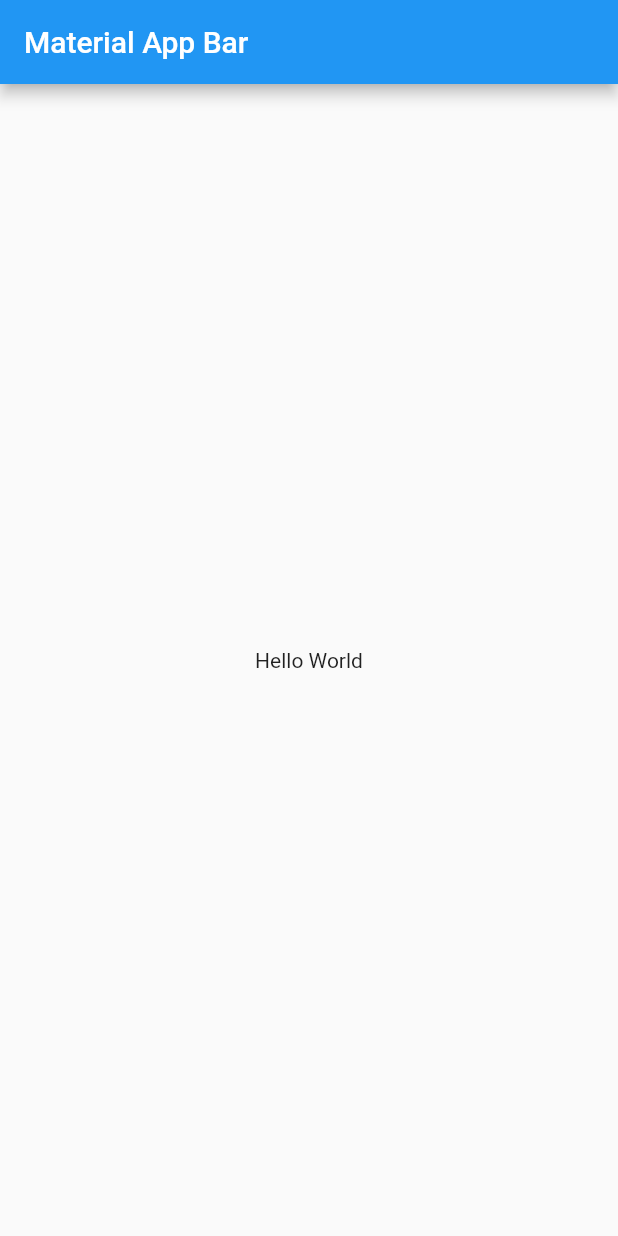
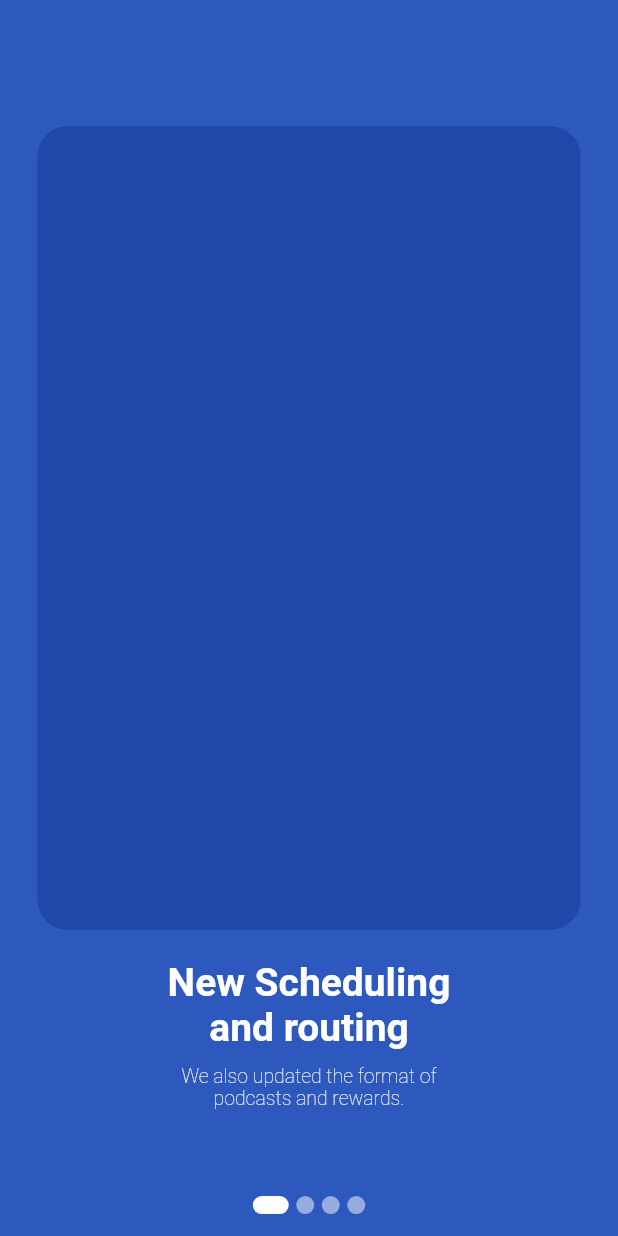
Before and after one commit to TecMasters420/flutter_schedule_app, a Flutter app: the screen it shows after launch, on a phone screen of 412 x 824 dp. Run offline on Flutter 3.47's test engine with Material 2 defaults, Android fonts, the phone set to English and light mode, and no system bars.

Commit message:
login information page

```diff
--- /dev/null
+++ b/lib/constants/constants.dart
@@ -0,0 +1,4 @@
+import 'dart:ui';
+
+const Color accent = Color(0xff2d58be);
+const Color tempAccent = Color.fromARGB(255, 31, 72, 168);
--- a/lib/main.dart
+++ b/lib/main.dart
@@ -1,4 +1,6 @@
 import 'package:flutter/material.dart';
+import 'package:schedule_app/screens/initial_information_page.dart';
+import 'package:schedule_app/screens/login_page.dart';
 
 void main() => runApp(const MyApp());
 
@@ -8,15 +10,13 @@ class MyApp extends StatelessWidget {
   @override
   Widget build(BuildContext context) {
     return MaterialApp(
-      title: 'Material App',
-      home: Scaffold(
-        appBar: AppBar(
-          title: const Text('Material App Bar'),
-        ),
-        body: const Center(
-          child: Text('Hello World'),
-        ),
-      ),
+      title: 'Schedule Manager',
+      debugShowCheckedModeBanner: false,
+      home: const InitialInformationPage(),
+      routes: {
+        'initialInformationPage': (context) => const InitialInformationPage(),
+        'loginPage': (context) => const LoginPage(),
+      },
     );
   }
 }
--- /dev/null
+++ b/lib/screens/initial_information_page.dart
@@ -0,0 +1,90 @@
+import 'package:flutter/material.dart';
+import 'package:schedule_app/constants/constants.dart';
+import 'package:schedule_app/utils/responsive_util.dart';
+import 'package:schedule_app/widgets/dot_indicator.dart';
+import 'package:schedule_app/widgets/join_button.dart';
+import 'package:schedule_app/widgets/login_page_information.dart';
+
+class InitialInformationPage extends StatefulWidget {
+  const InitialInformationPage({super.key});
+
+  @override
+  State<InitialInformationPage> createState() => _InitialInformationPageState();
+}
+
+class _InitialInformationPageState extends State<InitialInformationPage> {
+  static const int _elements = 4;
+
+  late final PageController _pageController;
+
+  int _currentPage = 0;
+  double _pageProgress = 0;
+
+  @override
+  void initState() {
+    _pageController = PageController(initialPage: _currentPage)
+      ..addListener(_pageListener);
+    super.initState();
+  }
+
+  void _pageListener() {
+    setState(() {
+      _currentPage = _pageController.page!.round();
+      _pageProgress = _pageController.page!;
+    });
+  }
+
+  @override
+  Widget build(BuildContext context) {
+    final ResponsiveUtil resp = ResponsiveUtil.of(context);
+
+    return Scaffold(
+      backgroundColor: accent,
+      body: Stack(
+        children: [
+          SizedBox(
+            height: resp.height,
+            width: resp.width,
+            child: PageView.builder(
+              physics: const BouncingScrollPhysics(),
+              controller: _pageController,
+              itemCount: _elements,
+              itemBuilder: (context, x) {
+                final bool isFinalElement = x == _elements - 1;
+                final double scale = (x - _pageProgress).abs() < 0.2 ? 1 : 0.9;
+                final double opacity =
+                    (x - _pageProgress).abs() < 0.2 ? 1 : 0.25;
+
+                return LoginPageInformation(
+                  withImage: !isFinalElement,
+                  scale: scale,
+                  opacity: opacity,
+                  title: 'New Scheduling and routing options',
+                  description:
+                      'We also updated the format of podcasts and rewards.',
+                  extraWidget: isFinalElement ? const JoinButton() : null,
+                );
+              },
+            ),
+          ),
+          // Dots
+          Positioned.fill(
+            top: resp.hp(95),
+            child: Row(
+              mainAxisAlignment: MainAxisAlignment.center,
+              children: List.generate(_elements, (x) {
+                final bool isCurrentPage = x == _currentPage;
+                final bool isFinalElement = x == _elements - 1;
+
+                return DotIndicator(
+                  isFinalElement: isFinalElement,
+                  isCurrentPage: isCurrentPage,
+                );
+              }),
+            ),
+          )
+        ],
+      ),
+    );
+  }
+}
--- /dev/null
+++ b/lib/screens/login_page.dart
@@ -0,0 +1,16 @@
+import 'package:flutter/material.dart';
+
+class LoginPage extends StatelessWidget {
+  const LoginPage({super.key});
+
+  @override
+  Widget build(BuildContext context) {
+    return Scaffold(
+      body: Column(
+        children: const [
+          Text('Hello'),
+        ],
+      ),
+    );
+  }
+}
--- /dev/null
+++ b/lib/utils/responsive_util.dart
@@ -0,0 +1,25 @@
+import 'package:flutter/cupertino.dart';
+
+class ResponsiveUtil {
+  late final double _height;
+  late final double _width;
+  // late final double _diagonal;
+
+  double get height => _height;
+  double get width => _width;
+
+  ResponsiveUtil({
+    required BuildContext context,
+  }) {
+    final size = MediaQuery.of(context).size;
+    _height = size.height;
+    _width = size.width;
+  }
+
+  factory ResponsiveUtil.of(final BuildContext context) {
+    return ResponsiveUtil(context: context);
+  }
+
+  double hp(final double percent) => height * (percent / 100);
+  double wp(final double percent) => width * (percent / 100);
+}
--- /dev/null
+++ b/lib/utils/text_styles.dart
@@ -0,0 +1,55 @@
+import 'package:flutter/material.dart';
+
+class TextStyles {
+  static TextStyle get _base => const TextStyle(
+      // fontFamily: '',
+      );
+
+  static TextStyle _getCopy(
+    final double size,
+    final FontWeight weight,
+    final Color color,
+  ) {
+    return _base.copyWith(
+      fontSize: size,
+      fontWeight: weight,
+      color: color,
+    );
+  }
+
+  static TextStyle w100(final double size, [final Color color = Colors.black]) {
+    return _getCopy(size, FontWeight.w100, color);
+  }
+
+  static TextStyle w200(final double size, [final Color color = Colors.black]) {
+    return _getCopy(size, FontWeight.w200, color);
+  }
+
+  static TextStyle w300(final double size, [final Color color = Colors.black]) {
+    return _getCopy(size, FontWeight.w300, color);
+  }
+
+  static TextStyle w400(final double size, [final Color color = Colors.black]) {
+    return _getCopy(size, FontWeight.w400, color);
+  }
+
+  static TextStyle w500(final double size, [final Color color = Colors.black]) {
+    return _getCopy(size, FontWeight.w500, color);
+  }
+
+  static TextStyle w600(final double size, [final Color color = Colors.black]) {
+    return _getCopy(size, FontWeight.w600, color);
+  }
+
+  static TextStyle w700(final double size, [final Color color = Colors.black]) {
+    return _getCopy(size, FontWeight.w700, color);
+  }
+
+  static TextStyle w800(final double size, [final Color color = Colors.black]) {
+    return _getCopy(size, FontWeight.w800, color);
+  }
+
+  static TextStyle w900(final double size, [final Color color = Colors.black]) {
+    return _getCopy(size, FontWeight.w900, color);
+  }
+}
--- /dev/null
+++ b/lib/widgets/dot_indicator.dart
@@ -0,0 +1,29 @@
+import 'package:flutter/material.dart';
+
+class DotIndicator extends StatelessWidget {
+  final bool isFinalElement;
+  final bool isCurrentPage;
+  const DotIndicator({
+    super.key,
+    required this.isFinalElement,
+    required this.isCurrentPage,
+  });
+
+  @override
+  Widget build(BuildContext context) {
+    return Padding(
+      padding: EdgeInsets.only(
+        right: !isFinalElement ? 5 : 0,
+      ),
+      child: AnimatedContainer(
+        duration: const Duration(milliseconds: 250),
+        height: 12,
+        width: isCurrentPage ? 24 : 12,
+        decoration: BoxDecoration(
+          borderRadius: BorderRadius.circular(isCurrentPage ? 20 : 100),
+          color: isCurrentPage ? Colors.white : Colors.white.withOpacity(0.5),
+        ),
+      ),
+    );
+  }
+}
--- /dev/null
+++ b/lib/widgets/join_button.dart
@@ -0,0 +1,36 @@
+import 'package:flutter/material.dart';
+import 'package:schedule_app/constants/constants.dart';
+import 'package:schedule_app/utils/responsive_util.dart';
+
+import '../utils/text_styles.dart';
+
+class JoinButton extends StatelessWidget {
+  const JoinButton({super.key});
+
+  @override
+  Widget build(BuildContext context) {
+    final ResponsiveUtil resp = ResponsiveUtil.of(context);
+    return Padding(
+      padding: const EdgeInsets.only(top: 20),
+      child: GestureDetector(
+        onTap: () => Navigator.pushNamed(context, 'loginPage'),
+        child: Container(
+          height: resp.hp(5),
+          width: resp.wp(40),
+          alignment: Alignment.center,
+          decoration: BoxDecoration(
+            color: tempAccent,
+            borderRadius: BorderRadius.circular(20),
+          ),
+          child: Text(
+            'Join',
+            style: TextStyles.w900(
+              16,
+              Colors.grey[300]!,
+            ),
+          ),
+        ),
+      ),
+    );
+  }
+}
--- /dev/null
+++ b/lib/widgets/login_page_information.dart
@@ -0,0 +1,77 @@
+import 'package:flutter/material.dart';
+import 'package:schedule_app/constants/constants.dart';
+import 'package:schedule_app/utils/responsive_util.dart';
+import 'package:schedule_app/utils/text_styles.dart';
+
+class LoginPageInformation extends StatelessWidget {
+  final double scale;
+  final double opacity;
+  final String title;
+  final String description;
+  final bool withImage;
+  final Widget? extraWidget;
+  const LoginPageInformation({
+    super.key,
+    required this.scale,
+    required this.opacity,
+    required this.title,
+    required this.description,
+    required this.withImage,
+    this.extraWidget,
+  });
+
+  @override
+  Widget build(BuildContext context) {
+    final ResponsiveUtil resp = ResponsiveUtil.of(context);
+    return AnimatedScale(
+      duration: const Duration(milliseconds: 250),
+      scale: scale,
+      child: AnimatedOpacity(
+        duration: const Duration(milliseconds: 250),
+        opacity: opacity,
+        child: Column(
+          crossAxisAlignment: CrossAxisAlignment.center,
+          mainAxisAlignment: MainAxisAlignment.center,
+          children: [
+            // Image
+            if (withImage)
+              Padding(
+                padding: const EdgeInsets.symmetric(horizontal: 25),
+                child: Container(
+                  height: resp.hp(65),
+                  decoration: BoxDecoration(
+                    color: tempAccent,
+                    borderRadius: BorderRadius.circular(20),
+                  ),
+                ),
+              ),
+
+            // Information
+            Padding(
+              padding: const EdgeInsets.symmetric(horizontal: 100),
+              child: Column(
+                children: [
+                  const SizedBox(height: 20),
+                  Text(
+                    title,
+                    style: TextStyles.w600(26, Colors.white),
+                    textAlign: TextAlign.center,
+                    maxLines: 2,
+                  ),
+                  const SizedBox(height: 10),
+                  Text(
+                    description,
+                    style: TextStyles.w100(13, Colors.grey[200]!),
+                    textAlign: TextAlign.center,
+                    maxLines: 2,
+                  ),
+                ],
+              ),
+            ),
+            if (extraWidget != null) extraWidget!
+          ],
+        ),
+      ),
+    );
+  }
+}
--- /dev/null
+++ b/lib/widgets/login_widget.dart
@@ -0,0 +1,45 @@
+import 'package:flutter/material.dart';
+
+class LoginWidget extends StatefulWidget {
+  const LoginWidget({super.key});
+
+  @override
+  State<LoginWidget> createState() => _LoginWidgetState();
+}
+
+class _LoginWidgetState extends State<LoginWidget> {
+  @override
+  Widget build(BuildContext context) {
+    // Expanded(
+    //   flex: 2,
+    //   child: Padding(
+    //     padding: const EdgeInsets.symmetric(),
+    //     child: Container(
+    //       constraints: const BoxConstraints.expand(),
+    //       padding: const EdgeInsets.symmetric(
+    //         horizontal: 15,
+    //         vertical: 20,
+    //       ),
+    //       decoration: BoxDecoration(
+    //         color: Colors.white,
+    //         borderRadius: BorderRadius.circular(20),
+    //       ),
+    //       child: Column(
+    //         children: [
+    //           Text(
+    //             'Hello Again!',
+    //             style: TextStyles.w500(20),
+    //           ),
+    //           Text(
+    //             'aliquam consectetur et tincidunt praesent enim massa pellentesque velit odio neque',
+    //             style: TextStyles.w100(12, Colors.grey[400]!),
+    //             textAlign: TextAlign.center,
+    //           ),
+    //         ],
+    //       ),
+    //     ),
+    //   ),
+    // ),
+    return Container();
+  }
+}
```
Also changed, not shown: lib/widgets/page_information.dart (added, +25 -0 lines).
